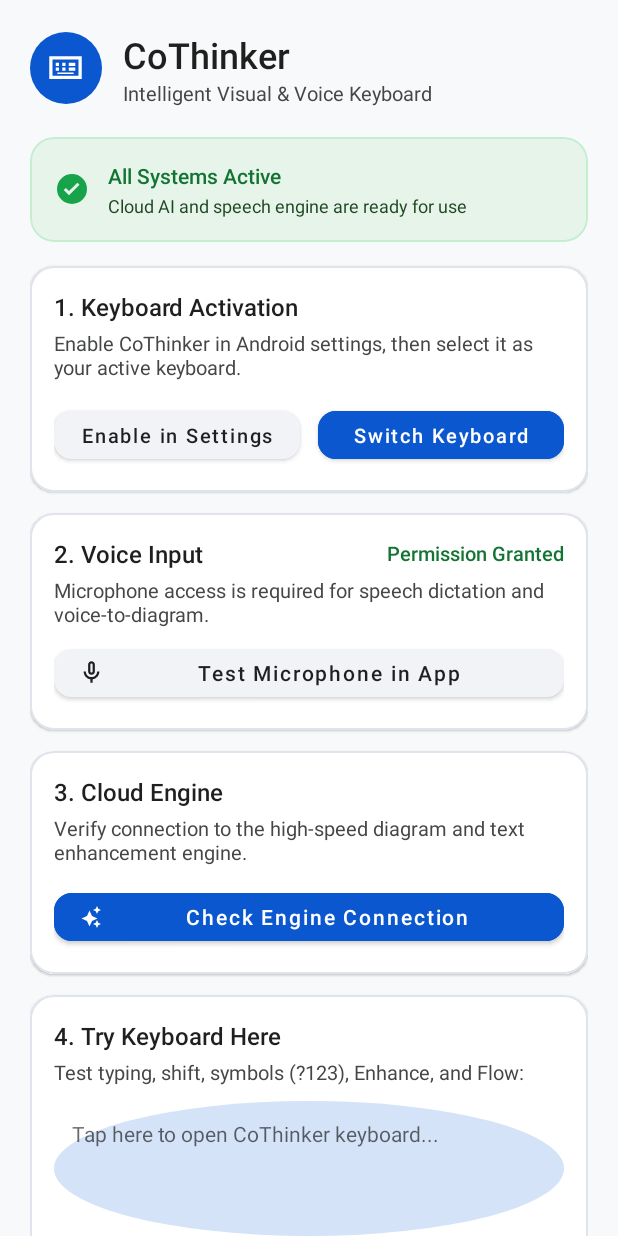
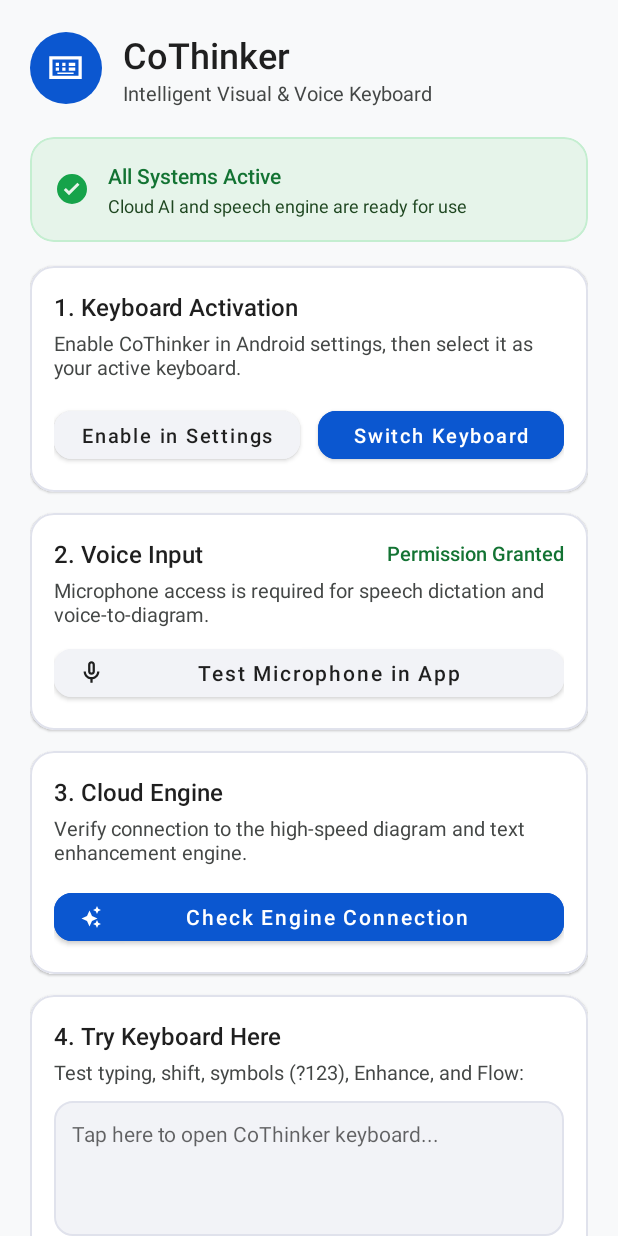
Before and after one commit to manas-dange/Cothink-flowchart, an Android app: the screen it shows after launch (MainActivity), on a phone screen of 412 x 824 dp. Run offline under Robolectric (Android 15) with nearby library versions, the phone set to English and light mode, and no system bars.

Commit message:
Release v1.3.1

```diff
--- /dev/null
+++ b/app/src/main/res/drawable/bg_input_field.xml
@@ -0,0 +1,9 @@
+<?xml version="1.0" encoding="utf-8"?>
+<shape xmlns:android="http://schemas.android.com/apk/res/android"
+    android:shape="rectangle">
+    <solid android:color="#F2F3F7" />
+    <stroke
+        android:width="1dp"
+        android:color="#E0E2EC" />
+    <corners android:radius="12dp" />
+</shape>
--- a/app/src/main/res/layout/activity_main.xml
+++ b/app/src/main/res/layout/activity_main.xml
@@ -375,8 +375,7 @@
                     android:layout_marginTop="10dp"
                     android:gravity="top|start"
                     android:hint="Tap here to open CoThinker keyboard..."
-                    android:background="@drawable/bg_mic_button"
-                    android:backgroundTint="#F2F3F7"
+                    android:background="@drawable/bg_input_field"
                     android:textColor="#1F1F1F"
                     android:padding="12dp"
                     android:textSize="14sp" />
```
